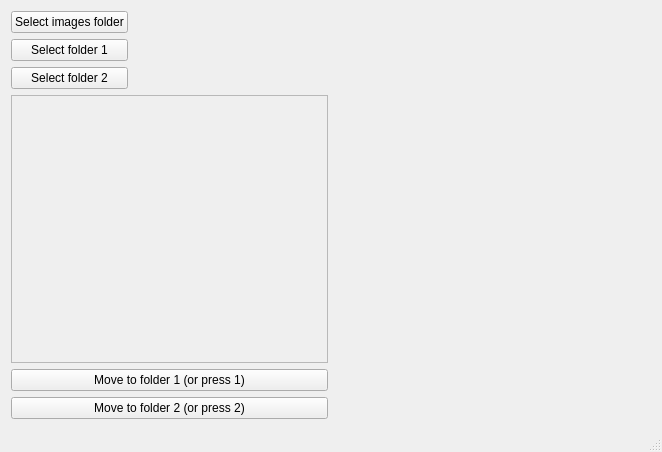
Above: mainwindow.ui from OscarMaestre/pyimagechooser before the change. Below: the same form after it.
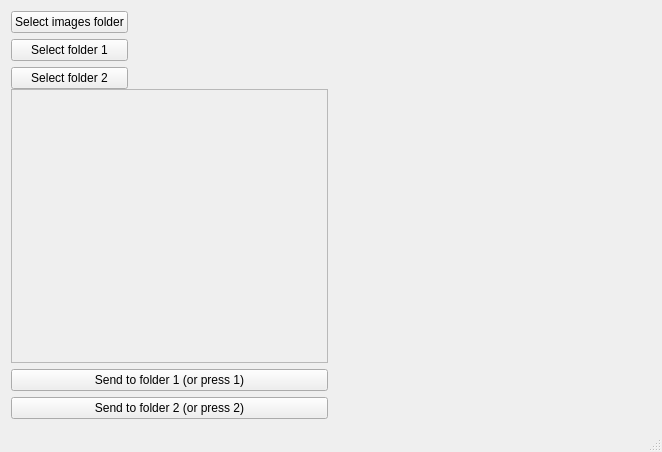
That is the form after the change.

Commit message: Images preview enabled

The edit to the form file:
```diff
--- a/mainwindow.ui
+++ b/mainwindow.ui
@@ -18,7 +18,10 @@
     <item>
      <layout class="QHBoxLayout" name="horizontalLayout_2">
       <item>
-       <layout class="QVBoxLayout" name="verticalLayout_4">
+       <layout class="QVBoxLayout" name="verticalLayout_4" stretch="0,0">
+        <property name="spacing">
+         <number>0</number>
+        </property>
         <item>
          <layout class="QHBoxLayout" name="horizontalLayout">
           <item>
@@ -94,7 +97,7 @@
         <item>
          <layout class="QVBoxLayout" name="verticalLayout_2">
           <item>
-           <widget class="QListView" name="lvImages">
+           <widget class="QListWidget" name="lvImages">
             <property name="enabled">
              <bool>false</bool>
             </property>
@@ -103,14 +106,14 @@
           <item>
            <widget class="QPushButton" name="btnMoveToFolder1">
             <property name="text">
-             <string>Move to folder 1 (or press 1)</string>
+             <string>Send to folder 1 (or press 1)</string>
             </property>
            </widget>
           </item>
           <item>
            <widget class="QPushButton" name="btnMoveToFolder2">
             <property name="text">
-             <string>Move to folder 2 (or press 2)</string>
+             <string>Send to folder 2 (or press 2)</string>
             </property>
            </widget>
           </item>
```
Left out of the diff: 3 changed lines with no effect on the pictures. The commit also changes 2 other files.
